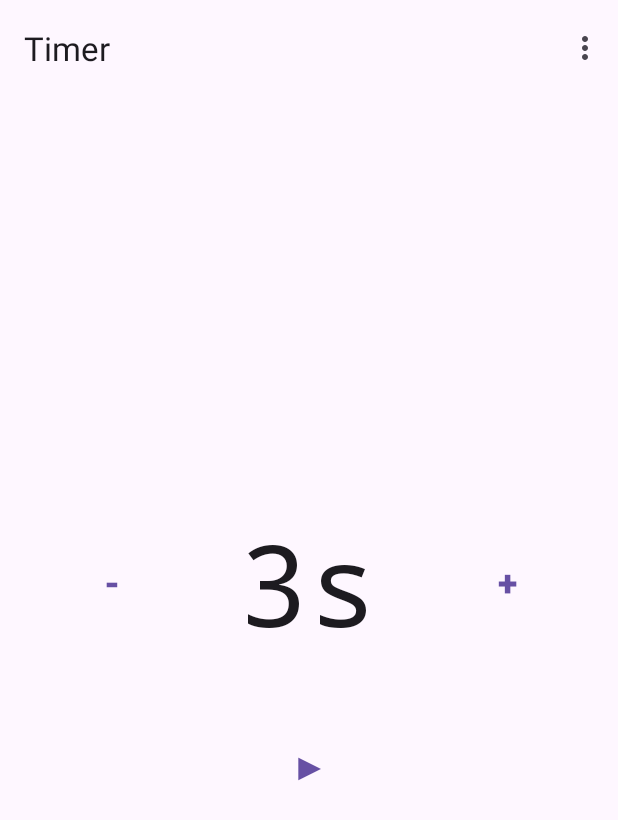
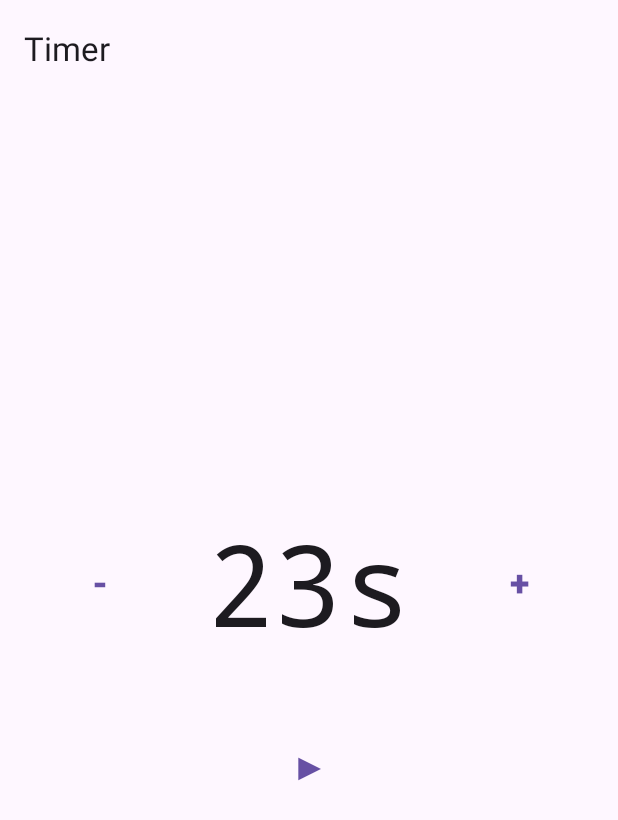
Before and after one commit to kjrocker/hermes, an Android app: the screen it shows after launch (MainActivity), on a phone screen of 412 x 824 dp. Shown: the top 820 px of the screen. Run offline under Robolectric (Android 15) with nearby library versions, the phone set to English and light mode, and no system bars; our stand-ins replace navigation-ui.

Commit message:
Remove settings dots

```diff
--- a/app/src/main/java/com/kehvyn/hermes/MainActivity.kt
+++ b/app/src/main/java/com/kehvyn/hermes/MainActivity.kt
@@ -6,8 +6,6 @@ import androidx.navigation.findNavController
 import androidx.navigation.ui.AppBarConfiguration
 import androidx.navigation.ui.navigateUp
 import androidx.navigation.ui.setupActionBarWithNavController
-import android.view.Menu
-import android.view.MenuItem
 import com.kehvyn.hermes.databinding.ActivityMainBinding
 
 class MainActivity : AppCompatActivity() {
@@ -28,21 +26,6 @@ class MainActivity : AppCompatActivity() {
         setupActionBarWithNavController(navController, appBarConfiguration)
     }
 
-    override fun onCreateOptionsMenu(menu: Menu): Boolean {
-        // Inflate the menu; this adds items to the action bar if it is present.
-        menuInflater.inflate(R.menu.menu_main, menu)
-        return true
-    }
-
-    override fun onOptionsItemSelected(item: MenuItem): Boolean {
-        // Handle action bar item clicks here. The action bar will
-        // automatically handle clicks on the Home/Up button, so long
-        // as you specify a parent activity in AndroidManifest.xml.
-        return when (item.itemId) {
-            R.id.action_settings -> true
-            else -> super.onOptionsItemSelected(item)
-        }
-    }
 
     override fun onSupportNavigateUp(): Boolean {
         val navController = findNavController(R.id.nav_host_fragment_content_main)
--- a/app/src/main/java/com/kehvyn/hermes/TimerFragment.kt
+++ b/app/src/main/java/com/kehvyn/hermes/TimerFragment.kt
@@ -18,7 +18,7 @@ import com.kehvyn.hermes.databinding.FragmentTimerBinding
 class TimerFragment : Fragment() {
 
     private var _binding: FragmentTimerBinding? = null
-    private var timerValue: Int = 3
+    private var timerValue: Int = 23
     private val minTimerValue: Int = 3
     private var isRunning: Boolean = false
     private var handler: Handler = Handler(Looper.getMainLooper())
--- a/app/src/main/res/menu/menu_main.xml
+++ /dev/null
@@ -1,10 +0,0 @@
-<menu xmlns:android="http://schemas.android.com/apk/res/android"
-    xmlns:app="http://schemas.android.com/apk/res-auto"
-    xmlns:tools="http://schemas.android.com/tools"
-    tools:context="com.kehvyn.hermes.MainActivity">
-    <item
-        android:id="@+id/action_settings"
-        android:orderInCategory="100"
-        android:title="@string/action_settings"
-        app:showAsAction="never" />
-</menu>
--- a/app/src/main/res/values/strings.xml
+++ b/app/src/main/res/values/strings.xml
@@ -2,7 +2,6 @@
     <string name="app_name">Hermes</string>
     <!-- TODO: Remove or change this placeholder text -->
     <string name="hello_blank_fragment">Hello blank fragment</string>
-    <string name="action_settings">Settings</string>
     <!-- Strings used for fragments for navigation -->
     <string name="timer_fragment_label">Timer</string>
     <string name="second_fragment_label">Second Fragment</string>
```
